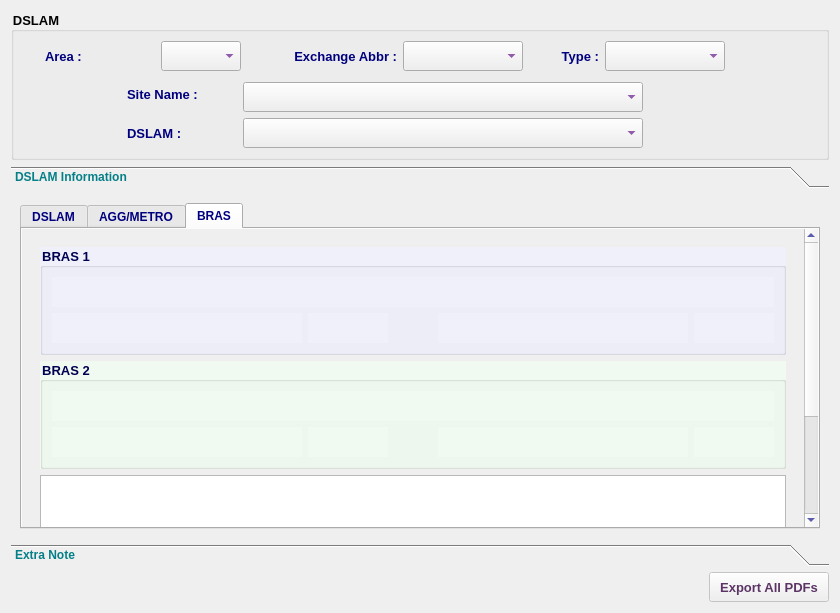
This is mainPanel/menu/report/DSLAM/reporttotaldslamplandialog.ui in samad-ghanbari/DaNet as Qt 5 draws it before an edit. The edited form follows.
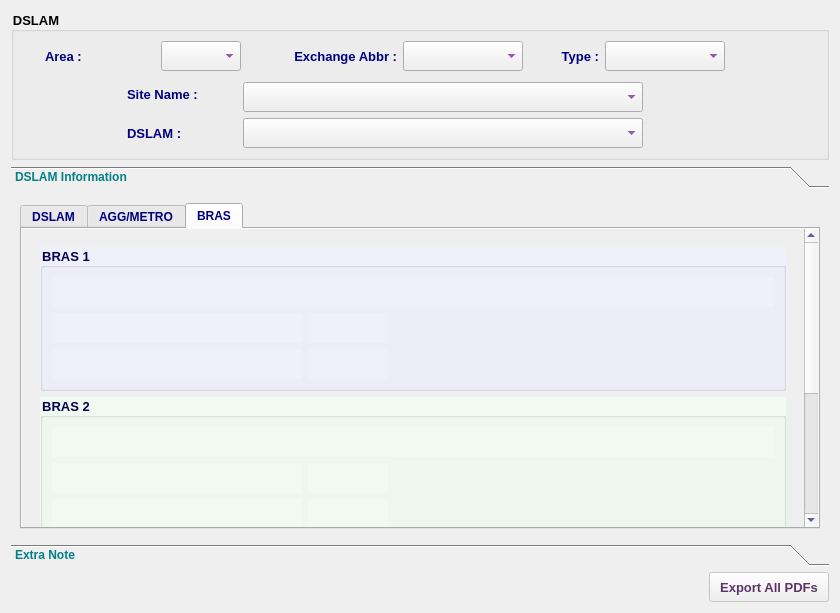
This is the edited form. The open tabs and pages were chosen to show the change. Icons and pictures are not drawn.

Patch:
```diff
--- a/mainPanel/menu/report/DSLAM/reporttotaldslamplandialog.ui
+++ b/mainPanel/menu/report/DSLAM/reporttotaldslamplandialog.ui
@@ -20,7 +20,6 @@
    <font>
     <family>Tahoma</family>
     <pointsize>10</pointsize>
-    <weight>75</weight>
     <bold>true</bold>
    </font>
   </property>
@@ -537,7 +536,6 @@
     <widget class="QToolBox" name="toolBox">
      <property name="font">
       <font>
-       <weight>75</weight>
        <bold>true</bold>
       </font>
      </property>
@@ -553,7 +551,7 @@
         <x>0</x>
         <y>0</y>
         <width>822</width>
-        <height>333</height>
+        <height>334</height>
        </rect>
       </property>
       <attribute name="label">
@@ -570,7 +568,6 @@
          </property>
          <property name="font">
           <font>
-           <weight>75</weight>
            <bold>true</bold>
           </font>
          </property>
@@ -3199,7 +3196,7 @@
                 <x>0</x>
                 <y>0</y>
                 <width>786</width>
-                <height>474</height>
+                <height>548</height>
                </rect>
               </property>
               <layout class="QVBoxLayout" name="verticalLayout_22">
@@ -3215,7 +3212,6 @@
                   <font>
                    <family>Tahoma</family>
                    <pointsize>10</pointsize>
-                   <weight>75</weight>
                    <bold>true</bold>
                   </font>
                  </property>
@@ -3232,7 +3228,6 @@
                      <font>
                       <family>Tahoma</family>
                       <pointsize>10</pointsize>
-                      <weight>75</weight>
                       <bold>true</bold>
                      </font>
                     </property>
@@ -3242,7 +3237,7 @@
                     <property name="title">
                      <string>BRAS 1</string>
                     </property>
-                    <layout class="QVBoxLayout" name="verticalLayout_12">
+                    <layout class="QVBoxLayout" name="verticalLayout_13">
                      <item>
                       <layout class="QHBoxLayout" name="horizontalLayout_39">
                        <item>
@@ -3364,6 +3359,10 @@
                          </property>
                         </spacer>
                        </item>
+                      </layout>
+                     </item>
+                     <item>
+                      <layout class="QHBoxLayout" name="horizontalLayout_7">
                        <item>
                         <widget class="QLabel" name="b1a2Lbl">
                          <property name="minimumSize">
@@ -3382,7 +3381,6 @@
                           <font>
                            <family>Tahoma</family>
                            <pointsize>10</pointsize>
-                           <weight>75</weight>
                            <bold>true</bold>
                           </font>
                          </property>
@@ -3412,7 +3410,6 @@
                           <font>
                            <family>Tahoma</family>
                            <pointsize>10</pointsize>
-                           <weight>75</weight>
                            <bold>true</bold>
                           </font>
                          </property>
@@ -3424,6 +3421,19 @@
                          </property>
                         </widget>
                        </item>
+                       <item>
+                        <spacer name="horizontalSpacer_10">
+                         <property name="orientation">
+                          <enum>Qt::Orientation::Horizontal</enum>
+                         </property>
+                         <property name="sizeHint" stdset="0">
+                          <size>
+                           <width>40</width>
+                           <height>20</height>
+                          </size>
+                         </property>
+                        </spacer>
+                       </item>
                       </layout>
                      </item>
                     </layout>
@@ -3435,7 +3445,6 @@
                      <font>
                       <family>Tahoma</family>
                       <pointsize>10</pointsize>
-                      <weight>75</weight>
                       <bold>true</bold>
                      </font>
                     </property>
@@ -3445,7 +3454,7 @@
                     <property name="title">
                      <string>BRAS 2</string>
                     </property>
-                    <layout class="QVBoxLayout" name="verticalLayout_13">
+                    <layout class="QVBoxLayout" name="verticalLayout_12">
                      <item>
                       <layout class="QHBoxLayout" name="horizontalLayout_41">
                        <item>
@@ -3472,7 +3481,6 @@
                           <font>
                            <family>Tahoma</family>
                            <pointsize>10</pointsize>
-                           <weight>75</weight>
                            <bold>true</bold>
                           </font>
                          </property>
@@ -3506,7 +3514,6 @@
                           <font>
                            <family>Tahoma</family>
                            <pointsize>10</pointsize>
-                           <weight>75</weight>
                            <bold>true</bold>
                           </font>
                          </property>
@@ -3536,7 +3543,6 @@
                           <font>
                            <family>Tahoma</family>
                            <pointsize>10</pointsize>
-                           <weight>75</weight>
                            <bold>true</bold>
                           </font>
                          </property>
@@ -3567,6 +3573,10 @@
                          </property>
                         </spacer>
                        </item>
+                      </layout>
+                     </item>
+                     <item>
+                      <layout class="QHBoxLayout" name="horizontalLayout_6">
                        <item>
                         <widget class="QLabel" name="b2a2Lbl">
                          <property name="minimumSize">
@@ -3585,7 +3595,6 @@
                           <font>
                            <family>Tahoma</family>
                            <pointsize>10</pointsize>
-                           <weight>75</weight>
                            <bold>true</bold>
                           </font>
                          </property>
@@ -3615,7 +3624,6 @@
                           <font>
                            <family>Tahoma</family>
                            <pointsize>10</pointsize>
-                           <weight>75</weight>
                            <bold>true</bold>
                           </font>
                          </property>
@@ -3627,6 +3635,19 @@
                          </property>
                         </widget>
                        </item>
+                       <item>
+                        <spacer name="horizontalSpacer_9">
+                         <property name="orientation">
+                          <enum>Qt::Orientation::Horizontal</enum>
+                         </property>
+                         <property name="sizeHint" stdset="0">
+                          <size>
+                           <width>40</width>
+                           <height>20</height>
+                          </size>
+                         </property>
+                        </spacer>
+                       </item>
                       </layout>
                      </item>
                     </layout>
@@ -3644,7 +3665,6 @@
                      <font>
                       <family>Tahoma</family>
                       <pointsize>10</pointsize>
-                      <weight>50</weight>
                       <bold>false</bold>
                      </font>
                     </property>
```
Left out of the diff: 194 changed lines with no effect on the pictures.
